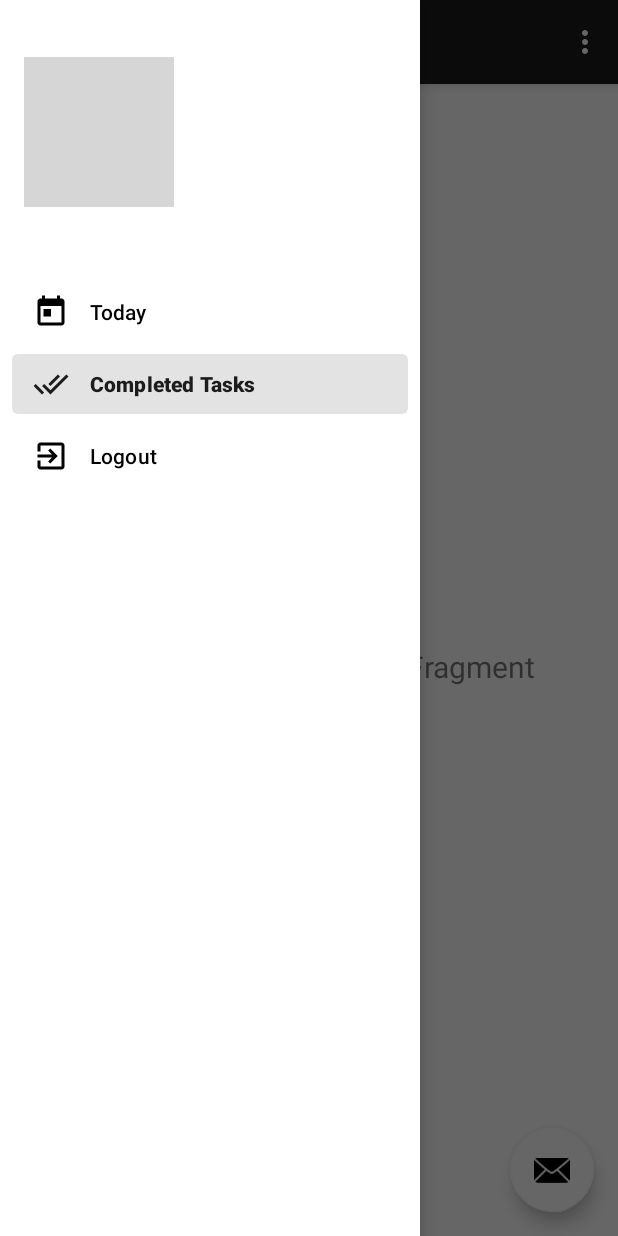
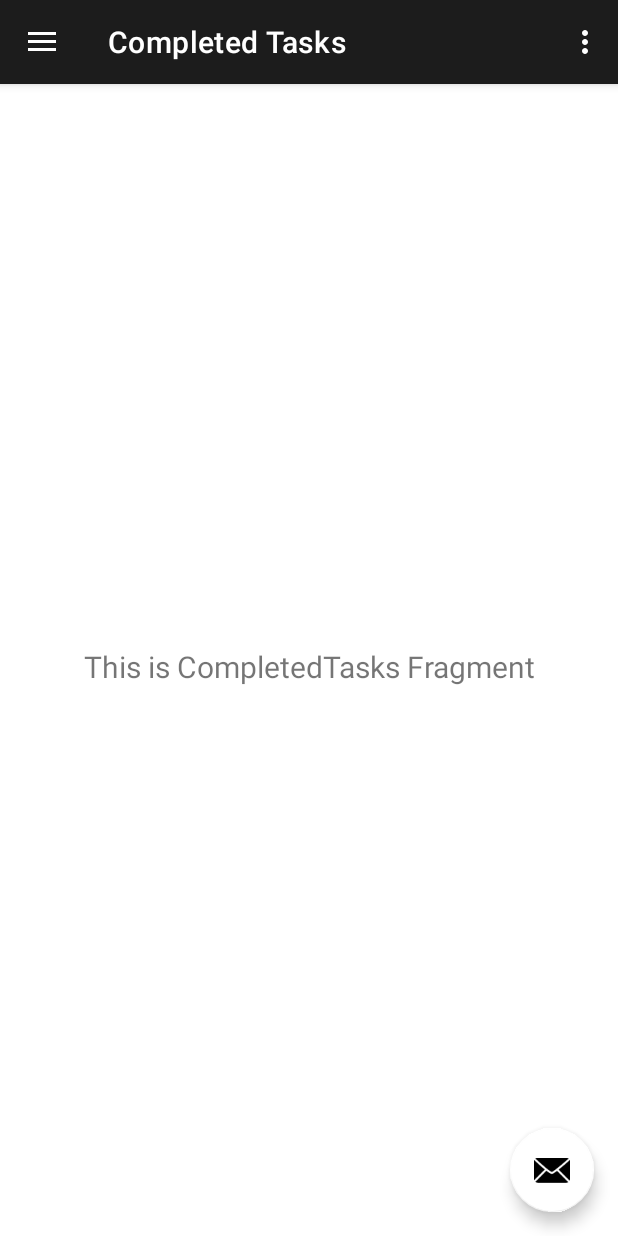
Before and after one commit to mushusax/TaskKata, an Android app: the screen it shows after launch once a user with an empty profile is signed in (TodoActivity), in the side drawer, after a tap on "Completed Tasks", on a phone screen of 412 x 824 dp. Run offline under Robolectric (Android 15) with nearby library versions, the phone set to English and light mode, and no system bars; our stand-ins replace Firebase (no records; nobody signed in at launch, a user with empty details on screens opened directly), Room's generated code, navigation-ui; libraries missing offline, so code that uses them is left out: com.firebase.ui; grey boxes are pictures that could not be loaded.

Commit message:
Settings

```diff
--- a/app/src/main/java/com/example/taskkata/ui/TodoActivity.kt
+++ b/app/src/main/java/com/example/taskkata/ui/TodoActivity.kt
@@ -26,6 +26,7 @@ class TodoActivity : AppCompatActivity(), NavigationView.OnNavigationItemSelecte
     private lateinit var appBarConfiguration: AppBarConfiguration
     private lateinit var auth: FirebaseAuth
     private lateinit var navController: NavController
+    private lateinit var drawerLayout: DrawerLayout
 
     override fun onCreate(savedInstanceState: Bundle?) {
         super.onCreate(savedInstanceState)
@@ -39,10 +40,7 @@ class TodoActivity : AppCompatActivity(), NavigationView.OnNavigationItemSelecte
             AddItemDialogFragment.newInstance(0).show(supportFragmentManager, "dialog")
         }
 
-
-
-
-        val drawerLayout: DrawerLayout = findViewById(R.id.drawer_layout)
+        drawerLayout = findViewById(R.id.drawer_layout)
         val navView: NavigationView = findViewById(R.id.nav_view)
         navController = findNavController(R.id.content_nav_host_fragment)
         // Passing each menu ID as a set of Ids because each
@@ -91,10 +89,13 @@ class TodoActivity : AppCompatActivity(), NavigationView.OnNavigationItemSelecte
                 return true
             }
             R.id.nav_completed -> {
-                return item.onNavDestinationSelected(navController)
+                return item.onNavDestinationSelected(navController).also { drawerLayout.close() }
             }
             R.id.nav_today -> {
-                return item.onNavDestinationSelected(navController)
+                return item.onNavDestinationSelected(navController).also { drawerLayout.close() }
+            }
+            R.id.nav_settings -> {
+                return item.onNavDestinationSelected(navController).also { drawerLayout.close() }
             }
         }
         return true
--- /dev/null
+++ b/app/src/main/res/drawable/ic_baseline_settings_24.xml
@@ -0,0 +1,12 @@
+<vector xmlns:android="http://schemas.android.com/apk/res/android"
+    xmlns:tools="http://schemas.android.com/tools"
+    android:width="24dp"
+    android:height="24dp"
+    android:viewportWidth="24"
+    android:viewportHeight="24"
+    android:tint="?attr/colorControlNormal">
+  <path
+      android:fillColor="@android:color/white"
+      android:pathData="M19.14,12.94c0.04,-0.3 0.06,-0.61 0.06,-0.94c0,-0.32 -0.02,-0.64 -0.07,-0.94l2.03,-1.58c0.18,-0.14 0.23,-0.41 0.12,-0.61l-1.92,-3.32c-0.12,-0.22 -0.37,-0.29 -0.59,-0.22l-2.39,0.96c-0.5,-0.38 -1.03,-0.7 -1.62,-0.94L14.4,2.81c-0.04,-0.24 -0.24,-0.41 -0.48,-0.41h-3.84c-0.24,0 -0.43,0.17 -0.47,0.41L9.25,5.35C8.66,5.59 8.12,5.92 7.63,6.29L5.24,5.33c-0.22,-0.08 -0.47,0 -0.59,0.22L2.74,8.87C2.62,9.08 2.66,9.34 2.86,9.48l2.03,1.58C4.84,11.36 4.8,11.69 4.8,12s0.02,0.64 0.07,0.94l-2.03,1.58c-0.18,0.14 -0.23,0.41 -0.12,0.61l1.92,3.32c0.12,0.22 0.37,0.29 0.59,0.22l2.39,-0.96c0.5,0.38 1.03,0.7 1.62,0.94l0.36,2.54c0.05,0.24 0.24,0.41 0.48,0.41h3.84c0.24,0 0.44,-0.17 0.47,-0.41l0.36,-2.54c0.59,-0.24 1.13,-0.56 1.62,-0.94l2.39,0.96c0.22,0.08 0.47,0 0.59,-0.22l1.92,-3.32c0.12,-0.22 0.07,-0.47 -0.12,-0.61L19.14,12.94zM12,15.6c-1.98,0 -3.6,-1.62 -3.6,-3.6s1.62,-3.6 3.6,-3.6s3.6,1.62 3.6,3.6S13.98,15.6 12,15.6z"
+      tools:ignore="VectorPath" />
+</vector>
--- a/app/src/main/res/menu/activity_main_drawer.xml
+++ b/app/src/main/res/menu/activity_main_drawer.xml
@@ -12,9 +12,15 @@
             android:id="@+id/nav_completed"
             android:icon="@drawable/ic_baseline_done_all_24"
             android:title="@string/menu_completed" />
+
+        <item
+            android:id="@+id/nav_settings"
+            android:icon="@drawable/ic_baseline_settings_24"
+            android:title="@string/action_settings" />
+        <item
+            android:id="@+id/btn_logout"
+            android:icon="@drawable/ic_baseline_exit_to_app_24"
+            android:title="@string/button_logout" />
     </group>
-    <item
-        android:id="@+id/btn_logout"
-        android:icon="@drawable/ic_baseline_exit_to_app_24"
-        android:title="@string/button_logout" />
+
 </menu>
--- a/app/src/main/res/navigation/todo_nav_graph.xml
+++ b/app/src/main/res/navigation/todo_nav_graph.xml
@@ -17,4 +17,9 @@
         android:label="@string/menu_completed"
         tools:layout="@layout/fragment_gallery" />
 
+    <fragment
+        android:id="@+id/nav_settings"
+        android:name="com.example.taskkata.ui.settings.SettingsFragment"
+        android:label="@string/menu_settings" />
+
 </navigation>
--- a/build.gradle
+++ b/build.gradle
@@ -1,9 +1,9 @@
 // Top-level build file where you can add configuration options common to all sub-projects/modules.
 buildscript {
-    ext.kotlin_version = "1.4.21"
+    ext.kotlin_version = "1.4.31"
     ext.nav_version = "2.3.3"
-    ext.activity_version = "1.2.0"
-    ext.fragment_version = "1.2.5"
+    ext.activity_version = "1.2.1"
+    ext.fragment_version = "1.3.1"
     ext.room_version = "2.2.6"
 
     repositories {
```
Also changed, not shown: app/build.gradle (+7 -6 lines), app/src/main/java/com/example/taskkata/ui/settings/SettingsFragment.kt (added, +43 -0 lines), app/src/main/java/com/example/taskkata/ui/settings/SettingsViewModel.kt (added, +32 -0 lines), app/src/main/java/com/example/taskkata/ui/settings/SettingsViewModelFactory.kt (added, +18 -0 lines), app/src/main/res/drawable/ic_baseline_delete_forever_24.xml (added, +10 -0 lines), app/src/main/res/drawable/ic_baseline_no_accounts_24.xml (added, +13 -0 lines), app/src/main/res/values/arrays.xml (added, +12 -0 lines), app/src/main/res/values/strings.xml (+18 -0 lines), app/src/main/res/xml/root_preferences.xml (added, +16 -0 lines), 1 other file.
